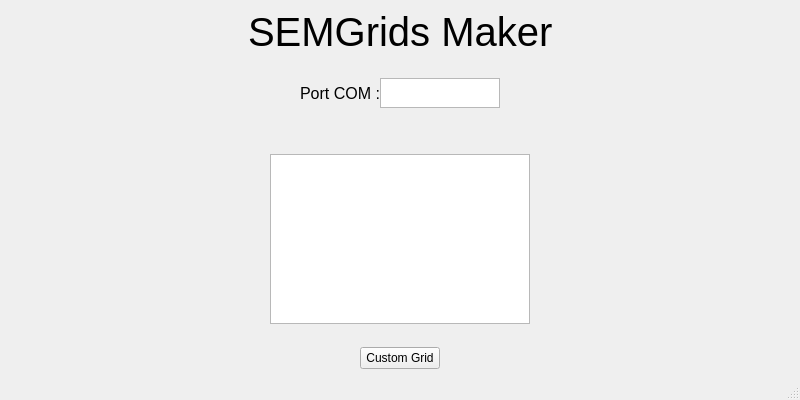
Qt form SemGridsMakerPyQt/view/viewUi/main_windows.ui (guilhemelias/SemGrids-Maker) before a commit.
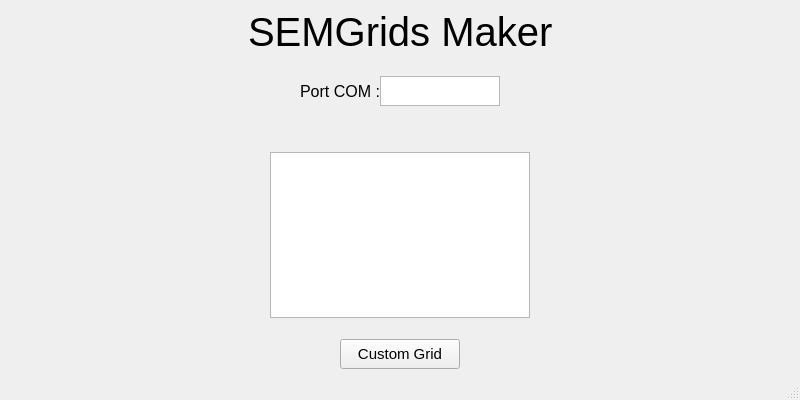
The same form after that commit.

Commit message: [DEV] Adding QDialog for create a new SemGrid in the custom prgrm. Adding delete property button in the custom prgm, adding delete grid button in common prgms

Diff of the .ui file:
```diff
--- a/SemGridsMakerPyQt/view/viewUi/main_windows.ui
+++ b/SemGridsMakerPyQt/view/viewUi/main_windows.ui
@@ -252,6 +252,17 @@
       </item>
       <item>
        <widget class="QPushButton" name="customButton">
+        <property name="minimumSize">
+         <size>
+          <width>120</width>
+          <height>30</height>
+         </size>
+        </property>
+        <property name="font">
+         <font>
+          <pointsize>11</pointsize>
+         </font>
+        </property>
         <property name="text">
          <string>Custom Grid</string>
         </property>
```
The commit also changes 7 other files.
